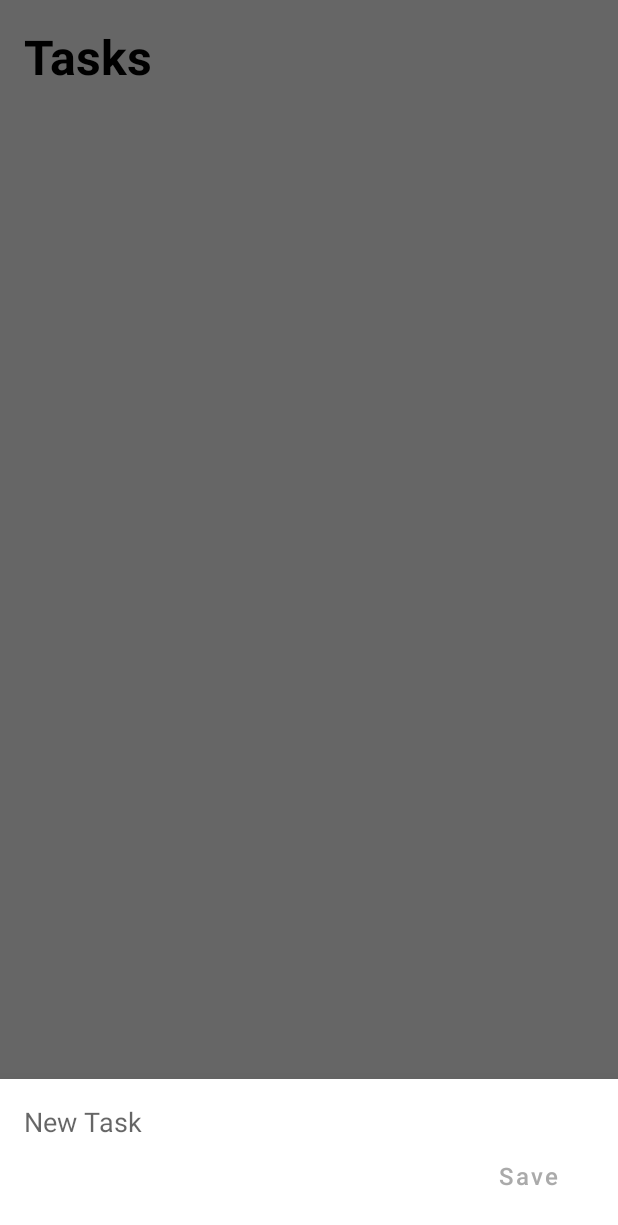
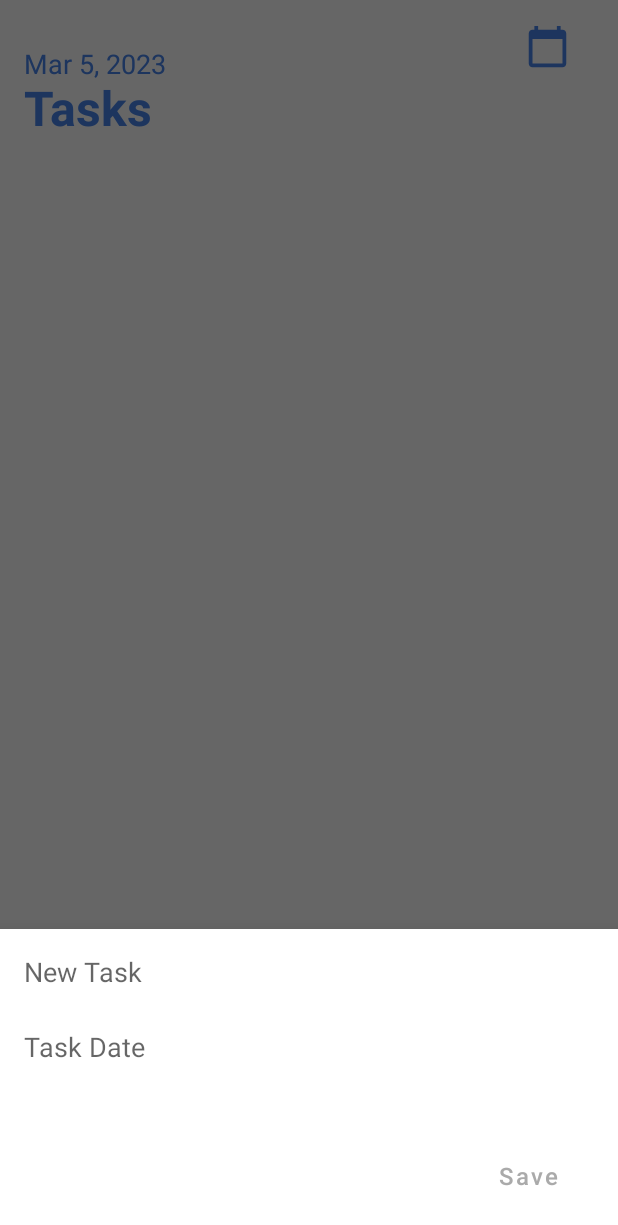
Before and after one commit to GameDeveloperEpsilon/ToDoetPrototype, an Android app: the PlannerActivity screen opened directly, with no data from a screen before it, after a tap on an icon or button, on a phone screen of 412 x 824 dp. Shown: the top 1225 px of the screen. Run offline under Robolectric (Android 15) with nearby library versions, the phone set to English and light mode, and no system bars.

Commit message:
Planner Updates

```diff
--- a/app/src/main/java/com/example/todoetprototype/Adapter/ToDoAdapter.java
+++ b/app/src/main/java/com/example/todoetprototype/Adapter/ToDoAdapter.java
@@ -12,7 +12,7 @@ import androidx.recyclerview.widget.RecyclerView;
 
 import com.example.todoetprototype.AddNewTask;
 import com.example.todoetprototype.PlannerActivity;
-import com.example.todoetprototype.Model.ToDoModel;
+import com.example.todoetprototype.inventory.Model.ToDoModel;
 import com.example.todoetprototype.R;
 import com.example.todoetprototype.Utils.DatabaseHandler;
 
--- a/app/src/main/java/com/example/todoetprototype/PlannerActivity.java
+++ b/app/src/main/java/com/example/todoetprototype/PlannerActivity.java
@@ -8,13 +8,16 @@ import androidx.recyclerview.widget.RecyclerView;
 import android.content.DialogInterface;
 import android.os.Bundle;
 import android.view.View;
+import android.widget.TextView;
 
 import com.example.todoetprototype.Adapter.ToDoAdapter;
-import com.example.todoetprototype.Model.ToDoModel;
+import com.example.todoetprototype.inventory.Model.ToDoModel;
 import com.example.todoetprototype.Utils.DatabaseHandler;
 import com.google.android.material.floatingactionbutton.FloatingActionButton;
 
+import java.text.DateFormat;
 import java.util.ArrayList;
+import java.util.Calendar;
 import java.util.Collections;
 import java.util.List;
 
@@ -34,6 +37,13 @@ public class PlannerActivity extends AppCompatActivity implements DialogCloseLis
         super.onCreate(savedInstanceState);
         setContentView(R.layout.activity_planner);
         getSupportActionBar().hide(); // will not show top most navigation bar
+
+
+        // set current date
+        Calendar calendar = Calendar.getInstance();
+        String currentDate = DateFormat.getDateInstance().format(calendar.getTime());
+        TextView textViewDate = findViewById(R.id.text_date);
+        textViewDate.setText(currentDate);
 
         // initi the database
         db = new DatabaseHandler(this);
--- a/app/src/main/java/com/example/todoetprototype/Utils/DatabaseHandler.java
+++ b/app/src/main/java/com/example/todoetprototype/Utils/DatabaseHandler.java
@@ -8,7 +8,7 @@ import android.database.Cursor;
 import android.database.sqlite.SQLiteDatabase;
 import android.database.sqlite.SQLiteOpenHelper;
 
-import com.example.todoetprototype.Model.ToDoModel;
+import com.example.todoetprototype.inventory.Model.ToDoModel;
 
 import java.util.ArrayList;
 import java.util.List;
--- a/app/src/main/java/com/example/todoetprototype/Model/ToDoModel.java
+++ b/app/src/main/java/com/example/todoetprototype/inventory/Model/ToDoModel.java
@@ -1,4 +1,4 @@
-package com.example.todoetprototype.Model;
+package com.example.todoetprototype.inventory.Model;
 
 public class ToDoModel {
     private int id, status; // id name of the task to execute query
--- /dev/null
+++ b/app/src/main/res/drawable/ic_baseline_calendar.xml
@@ -0,0 +1,5 @@
+<vector android:height="24dp" android:tint="#4885ed"
+    android:viewportHeight="24" android:viewportWidth="24"
+    android:width="24dp" xmlns:android="http://schemas.android.com/apk/res/android">
+    <path android:fillColor="@android:color/white" android:pathData="M20,3h-1L19,1h-2v2L7,3L7,1L5,1v2L4,3c-1.1,0 -2,0.9 -2,2v16c0,1.1 0.9,2 2,2h16c1.1,0 2,-0.9 2,-2L22,5c0,-1.1 -0.9,-2 -2,-2zM20,21L4,21L4,8h16v13z"/>
+</vector>
--- a/app/src/main/res/layout/activity_planner.xml
+++ b/app/src/main/res/layout/activity_planner.xml
@@ -1,20 +1,44 @@
 <?xml version="1.0" encoding="utf-8"?>
+
 <RelativeLayout xmlns:android="http://schemas.android.com/apk/res/android"
     xmlns:app="http://schemas.android.com/apk/res-auto"
     android:layout_width="match_parent"
+    android:background="@color/colorPrimary"
     android:layout_height="match_parent">
+
+    <TextView
+        android:id="@+id/text_date"
+        android:layout_width="wrap_content"
+        android:layout_height="wrap_content"
+        android:text="11/11/11"
+        android:layout_marginStart="16dp"
+        android:layout_marginBottom="50dp"
+        android:layout_marginTop="30dp"
+        android:textColor="@color/colorAccent"
+        android:textSize="18sp"/>
 
     <TextView
         android:id="@+id/tasksText"
         android:layout_width="wrap_content"
         android:layout_height="wrap_content"
         android:textStyle="bold"
-        android:textColor="@android:color/black"
+        android:textColor="@color/colorAccent"
         android:layout_marginStart="16dp"
+        android:layout_marginBottom="50dp"
+        android:layout_marginTop="50dp"
+        android:textSize="32sp"
+        android:text="@string/tasks" />
+
+
+    <ImageView
+        android:id="@+id/calendar"
+        android:layout_width="30dp"
+        android:layout_height="30dp"
+        android:layout_marginStart="350dp"
         android:layout_marginBottom="16dp"
         android:layout_marginTop="16dp"
-        android:textSize="32sp"
-        android:text="@string/tasks" />
+        android:layout_gravity="right|center"
+        android:background="@drawable/ic_baseline_calendar" />
 
     <androidx.recyclerview.widget.RecyclerView
         android:id="@+id/tasksRecyclerView"
@@ -32,7 +56,7 @@
         android:layout_alignParentBottom="true"
         android:layout_alignParentEnd="true"
         android:layout_margin="32dp"
-        android:backgroundTint="@android:color/holo_green_dark"
+        android:backgroundTint="@color/colorAccent"
         android:src="@drawable/ic_baseline_add" />
 
 </RelativeLayout>
--- a/app/src/main/res/layout/new_task.xml
+++ b/app/src/main/res/layout/new_task.xml
@@ -1,6 +1,8 @@
+<?xml version="1.0" encoding="utf-8"?>
 <RelativeLayout xmlns:android="http://schemas.android.com/apk/res/android"
     android:layout_width="match_parent"
     android:layout_height="wrap_content"
+    android:name="new_task"
     android:padding="16dp">
 
     <EditText
@@ -11,12 +13,22 @@
         android:textAppearance="@style/TextAppearance.AppCompat.Medium"
         android:hint="@string/new_task" />
 
+    <TextView
+        android:id="@+id/newTaskDate"
+        android:layout_width="match_parent"
+        android:layout_height="wrap_content"
+        android:background="@null"
+        android:layout_marginTop="50dp"
+        android:hint="@string/newTaskDate"
+        android:textAppearance="@style/TextAppearance.AppCompat.Medium" />
+
     <Button
         android:id="@+id/newTaskButton"
         android:layout_width="wrap_content"
         android:layout_height="wrap_content"
         android:layout_below="@id/newTaskText"
         android:textSize="16sp"
+        android:layout_marginTop="100dp"
         android:layout_alignParentEnd="true"
         android:background="@android:color/transparent"
         android:text="@string/save"
--- a/app/src/main/res/values/colors.xml
+++ b/app/src/main/res/values/colors.xml
@@ -7,4 +7,8 @@
     <color name="teal_700">#FF018786</color>
     <color name="black">#FF000000</color>
     <color name="white">#FFFFFFFF</color>
+
+    <color name="colorPrimary">#ffffff</color>
+    <color name="colorPrimaryDark">#ffffff</color>
+    <color name="colorAccent">#4885ed</color>
 </resources>
--- a/app/src/main/res/values/strings.xml
+++ b/app/src/main/res/values/strings.xml
@@ -17,5 +17,6 @@
     <string name="save">Save</string>
     <string name="new_task">New Task</string>
     <string name="tasks">Tasks</string>
+    <string name="newTaskDate">Task Date</string>
 
 </resources>
--- a/app/src/main/res/values/styles.xml
+++ b/app/src/main/res/values/styles.xml
@@ -4,6 +4,7 @@
         <item name="android:windowIsFloating">false</item>
         <item name="android:statusBarColor">@android:color/transparent</item>
         <item name="android:windowSoftInputMode">adjustResize</item>
+
     </style>
 
 </resources>
--- a/build.gradle
+++ b/build.gradle
@@ -1,5 +1,5 @@
 // Top-level build file where you can add configuration options common to all sub-projects/modules.
 plugins {
-    id 'com.android.application' version '7.4.1' apply false
-    id 'com.android.library' version '7.4.1' apply false
+    id 'com.android.application' version '7.3.1' apply false
+    id 'com.android.library' version '7.3.1' apply false
 }
```
Also changed, not shown: app/src/main/java/com/example/todoetprototype/AddNewTask.java (+38 -2 lines), app/src/main/res/layout/task_layout.xml (+11 -0 lines).
